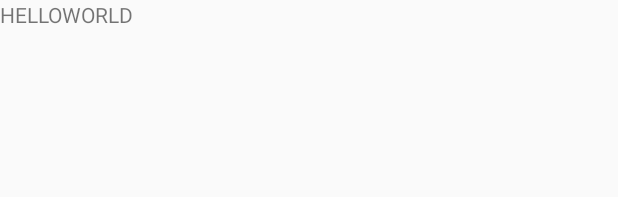
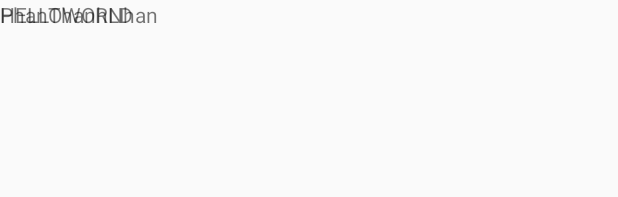
Before and after one commit to dangtuanphong238/Project_TimPhongTro_Nhom4, an Android app: the layout activity_main.xml on its own in the app's theme, with its tools: preview values and no code run, on a phone screen of 412 x 824 dp. Shown: the top 197 px of the screen. Run offline under Robolectric (Android 15) with nearby library versions, the phone set to English and light mode, and no system bars.

Commit message:
test brain PhanThanhNhan

```diff
--- a/app/src/main/res/layout/activity_main.xml
+++ b/app/src/main/res/layout/activity_main.xml
@@ -11,6 +11,10 @@
         android:layout_width="match_parent"
         android:layout_height="match_parent"
         android:text="HELLOWORLD"/>
+    <TextView
+        android:layout_width="match_parent"
+        android:layout_height="match_parent"
+        android:text="PhanThanhNhan"/>
 
 
 </androidx.constraintlayout.widget.ConstraintLayout>
```
